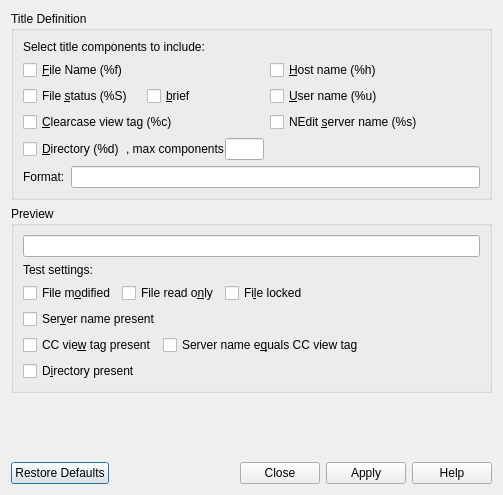
The window that src/DialogWindowTitle.ui (eteran/nedit-ng) describes before a commit, drawn with Qt 5.
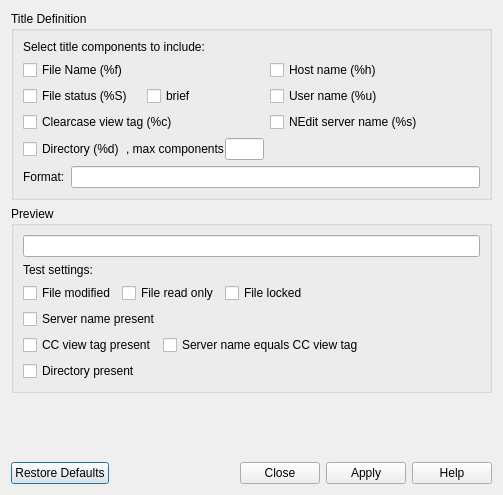
The same window after the commit.

Patch:
```diff
--- a/src/DialogWindowTitle.ui
+++ b/src/DialogWindowTitle.ui
@@ -32,14 +32,14 @@
         <item row="0" column="0">
          <widget class="QCheckBox" name="checkFileName">
           <property name="text">
-           <string>&amp;File Name (%f)</string>
+           <string>File Name (%f)</string>
           </property>
          </widget>
         </item>
         <item row="0" column="1">
          <widget class="QCheckBox" name="checkHostName">
           <property name="text">
-           <string>&amp;Host name (%h)</string>
+           <string>Host name (%h)</string>
           </property>
          </widget>
         </item>
@@ -48,14 +48,14 @@
           <item>
            <widget class="QCheckBox" name="checkFileStatus">
             <property name="text">
-             <string>File &amp;status (%S)</string>
+             <string>File status (%S)</string>
             </property>
            </widget>
           </item>
           <item>
            <widget class="QCheckBox" name="checkBrief">
             <property name="text">
-             <string>&amp;brief</string>
+             <string>brief</string>
             </property>
            </widget>
           </item>
@@ -64,21 +64,21 @@
         <item row="1" column="1">
          <widget class="QCheckBox" name="checkUserName">
           <property name="text">
-           <string>&amp;User name (%u)</string>
+           <string>User name (%u)</string>
           </property>
          </widget>
         </item>
         <item row="2" column="0">
          <widget class="QCheckBox" name="checkClearCase">
           <property name="text">
-           <string>&amp;Clearcase view tag (%c)</string>
+           <string>Clearcase view tag (%c)</string>
           </property>
          </widget>
         </item>
         <item row="2" column="1">
          <widget class="QCheckBox" name="checkServerName">
           <property name="text">
-           <string>NEdit &amp;server name (%s)</string>
+           <string>NEdit server name (%s)</string>
           </property>
          </widget>
         </item>
@@ -90,7 +90,7 @@
           <item>
            <widget class="QCheckBox" name="checkDirectory">
             <property name="text">
-             <string>&amp;Directory (%d)</string>
+             <string>Directory (%d)</string>
             </property>
            </widget>
           </item>
@@ -163,21 +163,21 @@
         <item>
          <widget class="QCheckBox" name="checkFileModified">
           <property name="text">
-           <string>File m&amp;odified</string>
+           <string>File modified</string>
           </property>
          </widget>
         </item>
         <item>
          <widget class="QCheckBox" name="checkFileReadOnly">
           <property name="text">
-           <string>File read o&amp;nly</string>
+           <string>File read only</string>
           </property>
          </widget>
         </item>
         <item>
          <widget class="QCheckBox" name="checkFileLocked">
           <property name="text">
-           <string>Fi&amp;le locked</string>
+           <string>File locked</string>
           </property>
          </widget>
         </item>
@@ -201,7 +201,7 @@
         <item>
          <widget class="QCheckBox" name="checkServerNamePresent">
           <property name="text">
-           <string>Ser&amp;ver name present</string>
+           <string>Server name present</string>
           </property>
          </widget>
         </item>
@@ -225,14 +225,14 @@
         <item>
          <widget class="QCheckBox" name="checkClearCasePresent">
           <property name="text">
-           <string>CC vie&amp;w tag present</string>
+           <string>CC view tag present</string>
           </property>
          </widget>
         </item>
         <item>
          <widget class="QCheckBox" name="checkServerEqualsCC">
           <property name="text">
-           <string>Server name e&amp;quals CC view tag</string>
+           <string>Server name equals CC view tag</string>
           </property>
          </widget>
         </item>
@@ -256,7 +256,7 @@
         <item>
          <widget class="QCheckBox" name="checkDirectoryPresent">
           <property name="text">
-           <string>D&amp;irectory present</string>
+           <string>Directory present</string>
           </property>
          </widget>
         </item>
```
